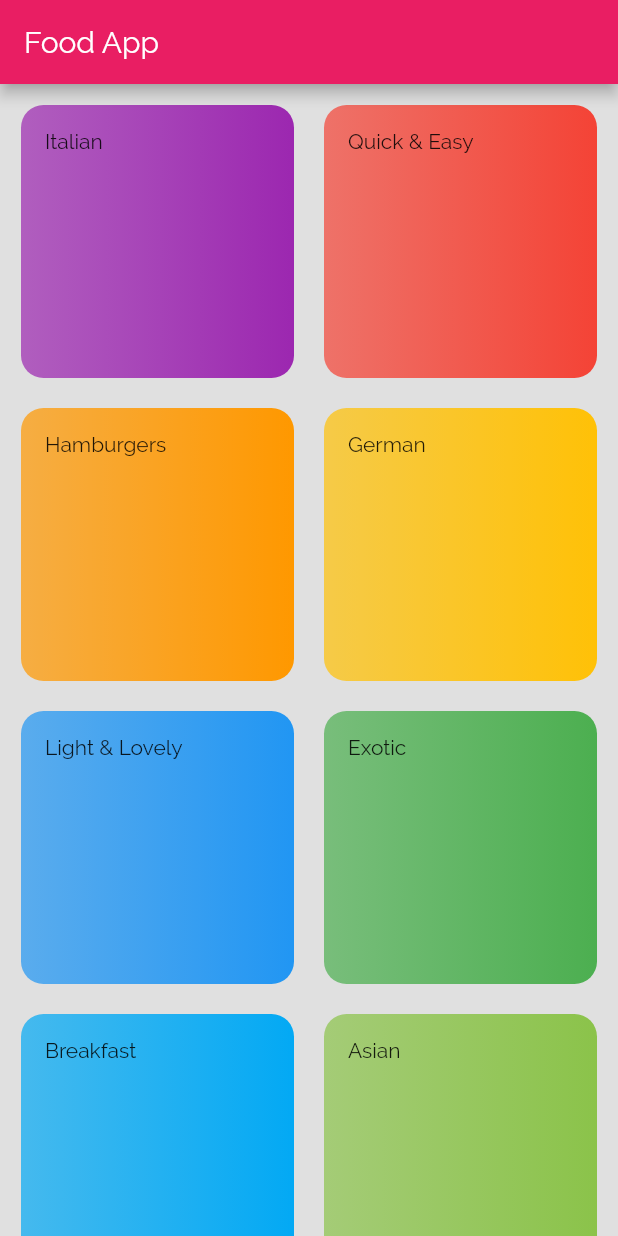
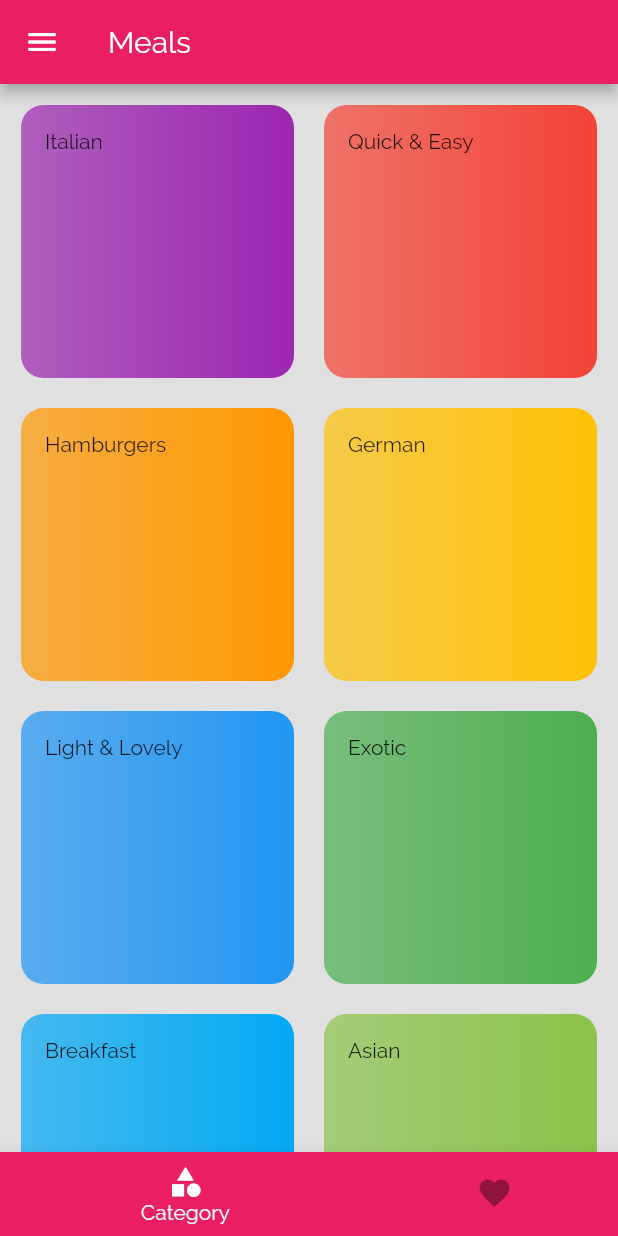
Before and after one commit to kaziashike/food_app, a Flutter app: the screen it shows after launch, on a phone screen of 412 x 824 dp. Run offline on Flutter 3.47's test engine with Material 2 defaults, Android fonts, the phone set to English and light mode, and no system bars.

Commit message:
Changes to be committed: 	modified:   lib/main.dart 	modified:   lib/screens/category_screen.dart 	new file:   lib/screens/favourite_screen.dart 	new file:   lib/screens/filter_screen.dart 	new file:   lib/screens/tabs_screen.dart 	new file:   lib/widgets/main_drawer.dart

```diff
--- a/lib/main.dart
+++ b/lib/main.dart
@@ -1,4 +1,6 @@
 import 'package:flutter/material.dart';
+import './screens/filter_screen.dart';
+import './screens/tabs_screen.dart';
 import './screens/category_screen.dart';
 import './screens/meal_detail_screen.dart';
 
@@ -20,9 +22,11 @@ class MyApp extends StatelessWidget {
         colorScheme: ColorScheme.fromSwatch(primarySwatch: Colors.pink)
             .copyWith(secondary: Colors.amber),
       ),
-      home: const CategoryScreen(),
+      home: const TabsScreen(),
       routes: {
-        MealDetailScreen.routeName: (context) => const MealDetailScreen()
+        MealDetailScreen.routeName: (context) => const MealDetailScreen(),
+        FilterScreen.routeName: (context) => const FilterScreen(),
+        TabsScreen.routeName: (context) => const TabsScreen()
       },
       onUnknownRoute: (settings) =>
           MaterialPageRoute(builder: (context) => const CategoryScreen()),
--- a/lib/screens/category_screen.dart
+++ b/lib/screens/category_screen.dart
@@ -8,11 +8,7 @@ class CategoryScreen extends StatelessWidget {
 
   @override
   Widget build(BuildContext context) {
-    return Scaffold(
-      appBar: AppBar(
-        title: const Text('Food App'),
-      ),
-      body: GridView(
+    return GridView(
       padding: const EdgeInsets.all(14),
       gridDelegate: const SliverGridDelegateWithMaxCrossAxisExtent(
           mainAxisSpacing: 20, crossAxisSpacing: 20, maxCrossAxisExtent: 200),
@@ -23,7 +19,6 @@ class CategoryScreen extends StatelessWidget {
           id: e.id,
         );
       }).toList(),
-      ),
     );
   }
 }
--- /dev/null
+++ b/lib/screens/tabs_screen.dart
@@ -0,0 +1,51 @@
+import 'package:flutter/material.dart';
+import '../widgets/main_drawer.dart';
+import '../screens/category_screen.dart';
+import '../screens/favourite_screen.dart';
+
+class TabsScreen extends StatefulWidget {
+  static const routeName = '/tabs_screen';
+  const TabsScreen({super.key});
+
+  @override
+  State<TabsScreen> createState() => _TabsScreenState();
+}
+
+class _TabsScreenState extends State<TabsScreen> {
+  final List<Widget> _tabWidget = [
+    const CategoryScreen(),
+    const FavouriteScreen()
+  ];
+  int _selectedPageIndex = 0;
+  void _selectPage(int index) {
+    setState(() {
+      _selectedPageIndex = index;
+    });
+  }
+
+  @override
+  Widget build(BuildContext context) {
+    return Scaffold(
+        appBar: AppBar(
+          title: const Text('Meals'),
+        ),
+        body: _tabWidget[_selectedPageIndex],
+        bottomNavigationBar: BottomNavigationBar(
+          type: BottomNavigationBarType.shifting,
+          currentIndex: _selectedPageIndex,
+          backgroundColor: Colors.pink,
+          selectedItemColor: Colors.white,
+          unselectedItemColor: Colors.black38,
+          onTap: _selectPage,
+          items: const [
+            BottomNavigationBarItem(
+                backgroundColor: Colors.pink,
+                icon: Icon(Icons.category),
+                label: 'Category'),
+            BottomNavigationBarItem(
+                icon: Icon(Icons.favorite), label: 'Favorite')
+          ],
+        ),
+        drawer: const MainDrawer());
+  }
+}
```
Also changed, not shown: lib/screens/favourite_screen.dart (added, +10 -0 lines), lib/screens/filter_screen.dart (added, +17 -0 lines), lib/widgets/main_drawer.dart (added, +58 -0 lines). Lines whose indentation alone changed are shown as unchanged.
